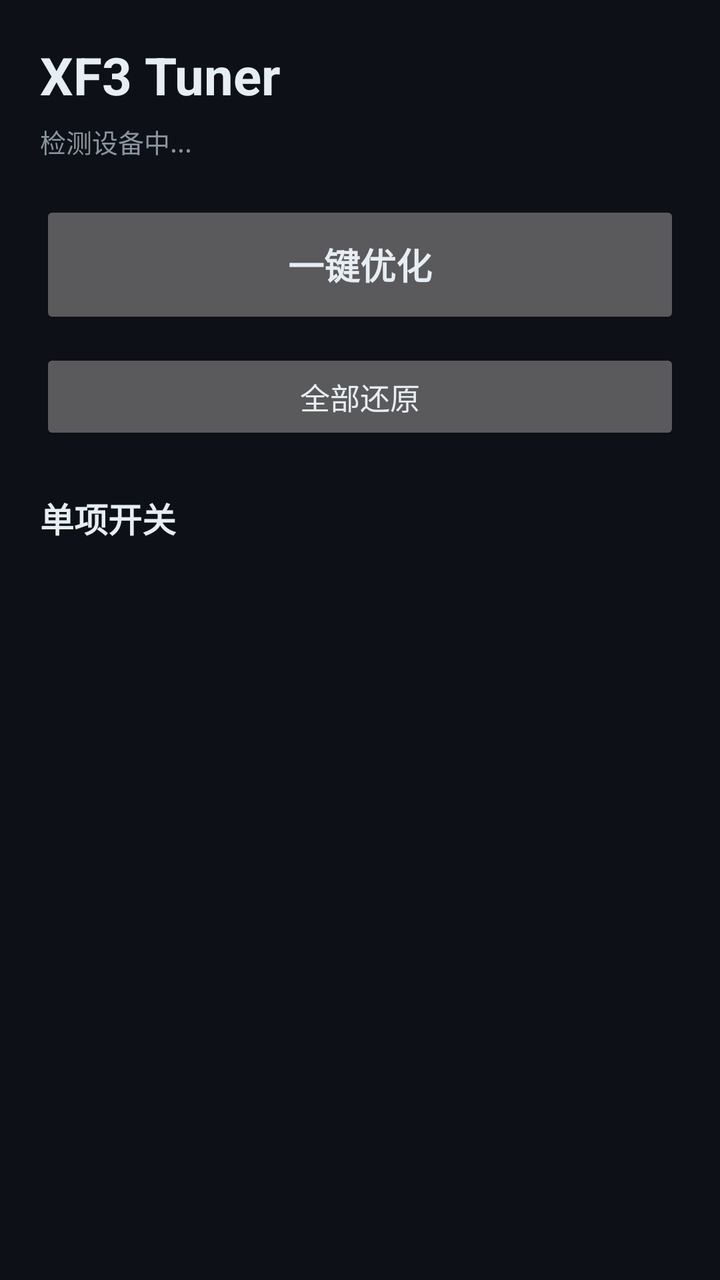
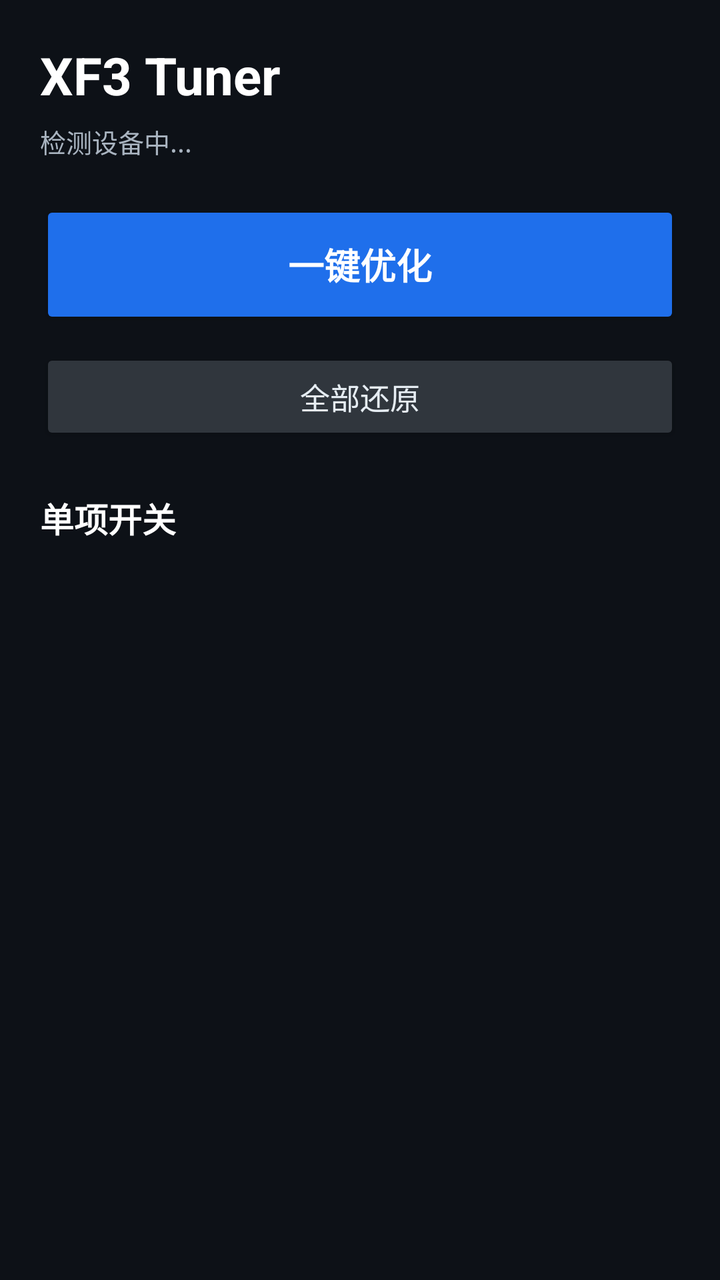

Before-and-after screenshots of an Android layout around one commit, followed by the original layout XML and the change that was made.
<!-- AndroidManifest.xml: application theme Theme.XF3Tuner -->
<!-- res/layout/activity_main.xml -->
<?xml version="1.0" encoding="utf-8"?>
<ScrollView xmlns:android="http://schemas.android.com/apk/res/android"
    android:layout_width="match_parent"
    android:layout_height="match_parent"
    android:background="#0D1117">

    <LinearLayout
        android:layout_width="match_parent"
        android:layout_height="wrap_content"
        android:orientation="vertical"
        android:padding="20dp">

        <TextView
            android:layout_width="match_parent"
            android:layout_height="wrap_content"
            android:text="XF3 Tuner"
            android:textColor="#E6EDF3"
            android:textSize="26sp"
            android:textStyle="bold" />

        <TextView
            android:id="@+id/deviceStatus"
            android:layout_width="match_parent"
            android:layout_height="wrap_content"
            android:layout_marginTop="6dp"
            android:text="检测设备中..."
            android:textColor="#8B949E"
            android:textSize="13sp" />

        <Button
            android:id="@+id/btnOptimizeAll"
            android:layout_width="match_parent"
            android:layout_height="64dp"
            android:layout_marginTop="20dp"
            android:text="一键优化"
            android:textSize="18sp"
            android:textStyle="bold" />

        <Button
            android:id="@+id/btnRevertAll"
            android:layout_width="match_parent"
            android:layout_height="48dp"
            android:layout_marginTop="10dp"
            android:text="全部还原"
            android:textSize="15sp" />

        <TextView
            android:layout_width="match_parent"
            android:layout_height="wrap_content"
            android:layout_marginTop="24dp"
            android:layout_marginBottom="8dp"
            android:text="单项开关"
            android:textColor="#E6EDF3"
            android:textSize="17sp"
            android:textStyle="bold" />

        <LinearLayout
            android:id="@+id/tweakContainer"
            android:layout_width="match_parent"
            android:layout_height="wrap_content"
            android:orientation="vertical" />

        <TextView
            android:id="@+id/logView"
            android:layout_width="match_parent"
            android:layout_height="wrap_content"
            android:layout_marginTop="20dp"
            android:textColor="#7EE787"
            android:textSize="12sp"
            android:fontFamily="monospace" />

    </LinearLayout>
</ScrollView>
<!-- resources referenced by this layout -->
<resources>
  <style name="Theme.XF3Tuner" parent="Theme.AppCompat.NoActionBar">
          <item name="android:windowBackground">#0D1117</item>
          <item name="colorPrimary">#1F6FEB</item>
          <item name="colorPrimaryDark">#0D1117</item>
          <item name="colorAccent">#58A6FF</item>
          <item name="android:textColorPrimary">#E6EDF3</item>
          <item name="android:textColorSecondary">#8B949E</item>
          <item name="android:colorBackground">#0D1117</item>
          <item name="android:colorForeground">#E6EDF3</item>
      </style>
</resources>

<!-- the commit's change to res/layout/activity_main.xml (unified diff, before → after) -->
@@ -2,7 +2,8 @@
 <ScrollView xmlns:android="http://schemas.android.com/apk/res/android"
     android:layout_width="match_parent"
     android:layout_height="match_parent"
-    android:background="#0D1117">
+    android:background="#0D1117"
+    android:fillViewport="true">
 
     <LinearLayout
         android:layout_width="match_parent"
@@ -14,7 +15,7 @@
             android:layout_width="match_parent"
             android:layout_height="wrap_content"
             android:text="XF3 Tuner"
-            android:textColor="#E6EDF3"
+            android:textColor="#FFFFFF"
             android:textSize="26sp"
             android:textStyle="bold" />
 
@@ -24,7 +25,7 @@
             android:layout_height="wrap_content"
             android:layout_marginTop="6dp"
             android:text="检测设备中..."
-            android:textColor="#8B949E"
+            android:textColor="#A9B4C0"
             android:textSize="13sp" />
 
         <Button
@@ -32,7 +33,9 @@
             android:layout_width="match_parent"
             android:layout_height="64dp"
             android:layout_marginTop="20dp"
+            android:backgroundTint="#1F6FEB"
             android:text="一键优化"
+            android:textColor="#FFFFFF"
             android:textSize="18sp"
             android:textStyle="bold" />
 
@@ -41,7 +44,9 @@
             android:layout_width="match_parent"
             android:layout_height="48dp"
             android:layout_marginTop="10dp"
+            android:backgroundTint="#30363D"
             android:text="全部还原"
+            android:textColor="#E6EDF3"
             android:textSize="15sp" />
 
         <TextView
@@ -50,7 +55,7 @@
             android:layout_marginTop="24dp"
             android:layout_marginBottom="8dp"
             android:text="单项开关"
-            android:textColor="#E6EDF3"
+            android:textColor="#FFFFFF"
             android:textSize="17sp"
             android:textStyle="bold" />
 
